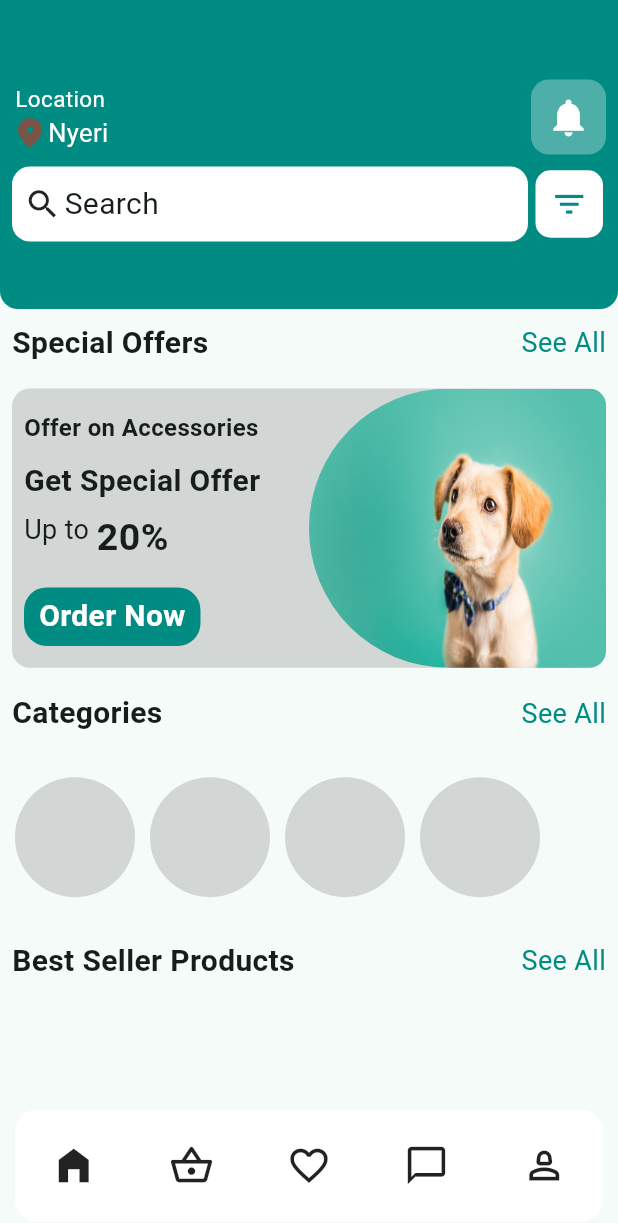
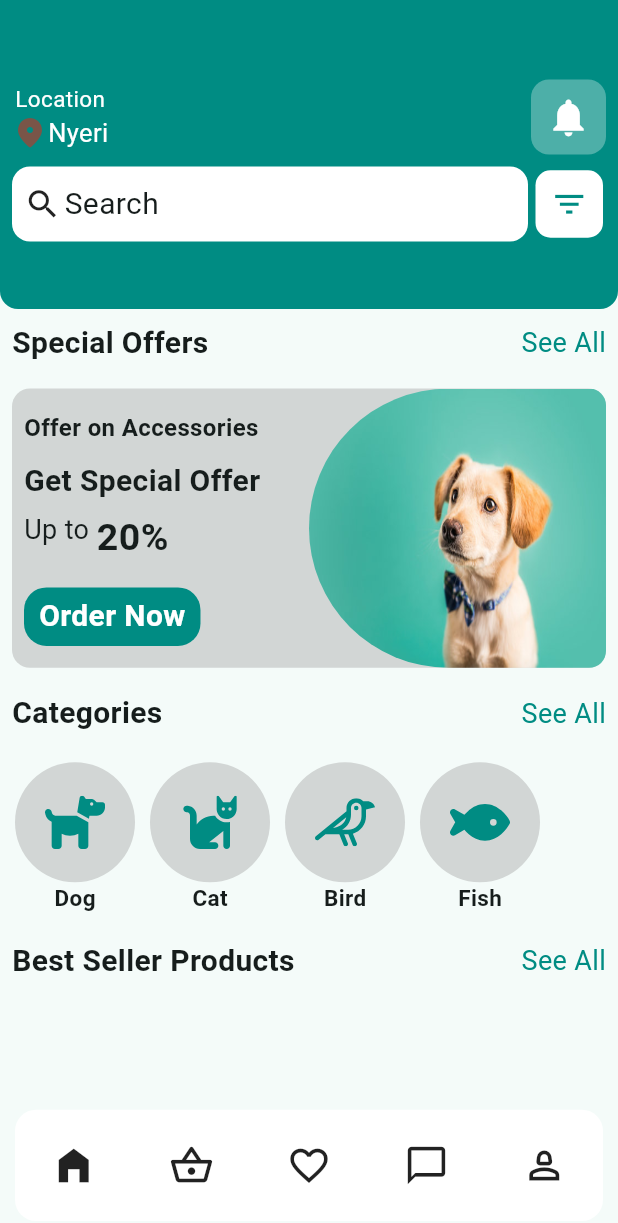
Before and after one commit to sandei-travolta/pet_food, a Flutter app: the screen it shows after launch, on a phone screen of 412 x 824 dp. Shown: the top 1223 px of the screen. Run offline on Flutter 3.47's test engine with Material 3 defaults, Android fonts, the phone set to English and light mode, and no system bars; our stand-ins replace cached_network_image, flutter_svg.

Commit message:
Created the Categories Section

```diff
--- /dev/null
+++ b/lib/src/models/icon.dart
@@ -0,0 +1,6 @@
+class Icons{
+  final String img;
+  final String name;
+
+  Icons(this.img, this.name);
+}
--- a/lib/src/screens/home_page.dart
+++ b/lib/src/screens/home_page.dart
@@ -1,8 +1,11 @@
 import 'package:cached_network_image/cached_network_image.dart';
 import 'package:flutter/material.dart';
+import 'package:flutter_svg/flutter_svg.dart';
 import 'package:pet_food/src/screens/widgets/home_page_texts.dart';
 import 'package:pet_food/utils/colors.dart';
+import 'package:pet_food/utils/const.dart';
 import 'package:pet_food/utils/specials_banner_images.dart';
+import 'package:pet_food/src/models/icon.dart'as CustomIcon;
 class HomePage extends StatelessWidget {
   const HomePage({super.key});
 
@@ -226,17 +229,32 @@ class HomePage extends StatelessWidget {
                         child: Container(
                           child: ListView.builder(
                               scrollDirection: Axis.horizontal,
-                              itemCount: 4,
+                              itemCount: categoriesIconList.length,
                               itemBuilder: (context,index){
+                                CustomIcon.Icons customIcon=categoriesIconList[index];
                             return Padding(
                               padding: const EdgeInsets.all(5.0),
-                              child: Container(
+                              child: Column(
+                                children: [
+                                  Container(
                                     height: 80,
                                     width: 80,
                                     decoration: BoxDecoration(
                                       shape: BoxShape.circle,
                                       color: Colors.grey.withOpacity(0.4)
                                     ),
+                                    child: Center(
+                                      child: Padding(
+                                        padding: const EdgeInsets.all(20.0),
+                                        child: SvgPicture.asset(customIcon.img,color: primayColor,),
+                                      ),
+                                    ),
+                                  ),
+                                  Text(customIcon.name,style: TextStyle(
+                                    fontSize: 15,
+                                    fontWeight: FontWeight.w600
+                                  ),)
+                                ],
                               ),
                             );
                           }),
--- a/lib/utils/const.dart
+++ b/lib/utils/const.dart
@@ -1 +1,9 @@
+import 'package:pet_food/src/models/icon.dart';
+
 double navBarIconSize=30;
+List<Icons> categoriesIconList=[
+  Icons("resources/icons/dog.svg", "Dog"),
+  Icons("resources/icons/cat.svg", "Cat"),
+  Icons("resources/icons/bird.svg","Bird"),
+  Icons("resources/icons/fish.svg","Fish")
+];
--- a/pubspec.yaml
+++ b/pubspec.yaml
@@ -36,6 +36,7 @@ dependencies:
   # Use with the CupertinoIcons class for iOS style icons.
   cupertino_icons: ^1.0.6
   cached_network_image: ^3.3.1
+  flutter_svg: ^2.0.10+1
 
 dev_dependencies:
   flutter_test:
@@ -62,6 +63,7 @@ flutter:
   # To add assets to your application, add an assets section, like this:
   assets:
      - resources/images/
+     - resources/icons/
   #   - images/a_dot_ham.jpeg
 
   # An image asset can refer to one or more resolution-specific "variants", see
```
Also changed, not shown: pubspec.lock, resources/icons/bird.svg (added), resources/icons/cat.svg (added), resources/icons/dog.svg (added), resources/icons/fish.svg (added). Lines whose indentation alone changed are shown as unchanged.
